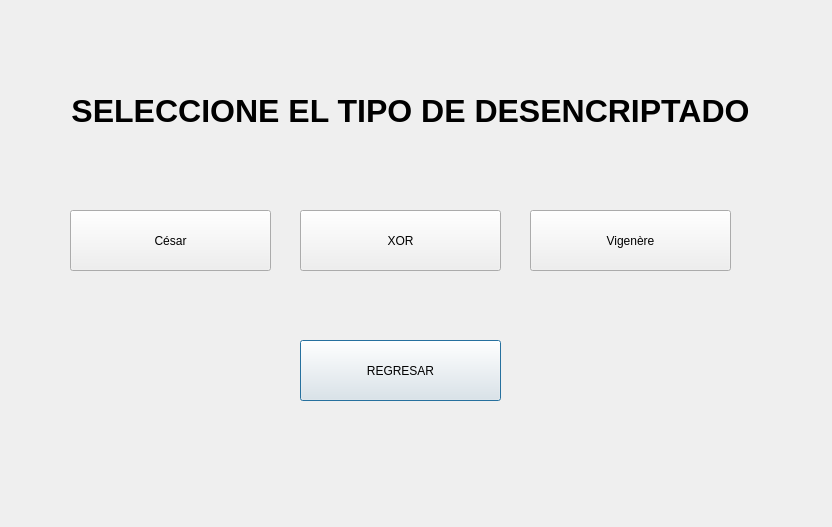
DJCC006/cipherApp, file cipherApp/frmchoosedesc.ui: the form before one commit.
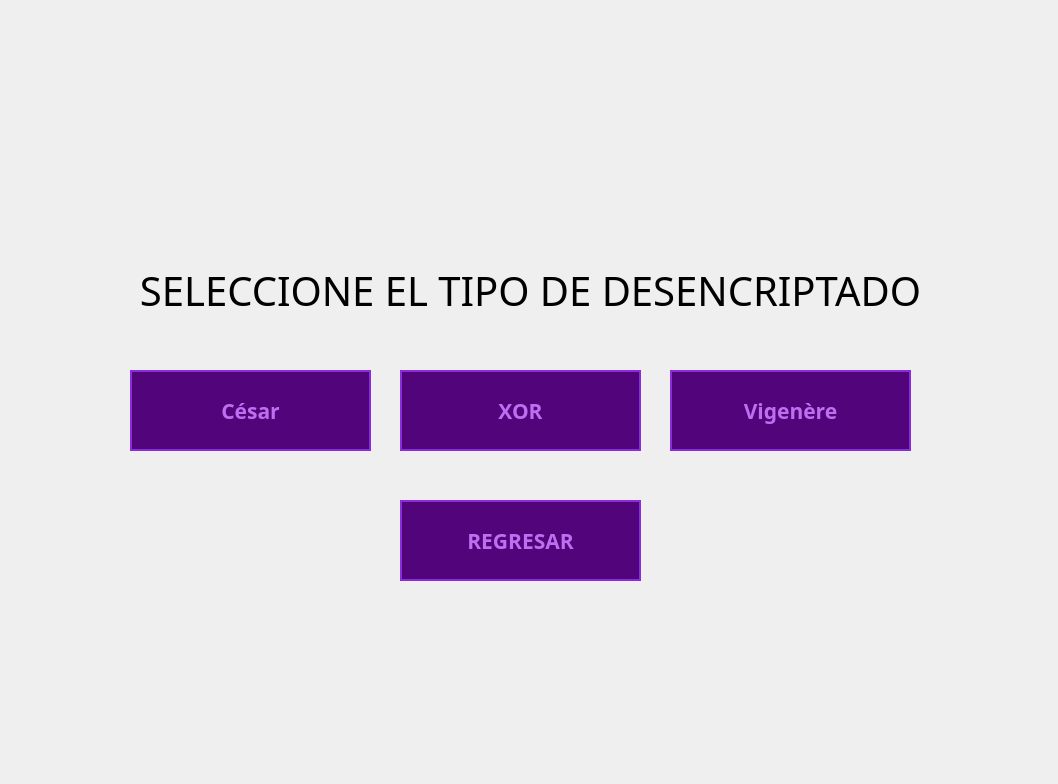
The form after the commit.

```diff
--- a/cipherApp/frmchoosedesc.ui
+++ b/cipherApp/frmchoosedesc.ui
@@ -6,26 +6,61 @@
    <rect>
     <x>0</x>
     <y>0</y>
-    <width>832</width>
-    <height>527</height>
+    <width>1058</width>
+    <height>784</height>
    </rect>
   </property>
   <property name="windowTitle">
    <string>Dialog</string>
   </property>
+  <property name="styleSheet">
+   <string notr="true">
+QPushButton {
+    background-color: #52057B;
+    color: #BC6FF1;            
+    border: 2px solid #892CDC; 
+    padding: 10px 20px;
+    font-family: VCR OSD Mono;
+    font-weight: bold;
+}
+
+QPushButton:hover {
+    background-color: #892CDC; 
+    color: #000000;            
+    border: 2px solid #BC6FF1; 
+}
+
+
+QPushButton:pressed {
+    background-color: #BC6FF1; 
+    color: #000000;
+    border: 2px solid #000000;
+    padding-left: 12px;        
+    padding-top: 12px;
+}
+
+
+
+
+QWidget#centralwidget, QWidget#Form {
+    background-color: #000000; 
+}
+</string>
+  </property>
   <widget class="QLabel" name="label">
    <property name="geometry">
     <rect>
-     <x>-30</x>
-     <y>80</y>
-     <width>881</width>
+     <x>0</x>
+     <y>260</y>
+     <width>1061</width>
      <height>61</height>
     </rect>
    </property>
    <property name="font">
     <font>
-     <pointsize>24</pointsize>
-     <bold>true</bold>
+     <family>VCR OSD Mono</family>
+     <pointsize>30</pointsize>
+     <bold>false</bold>
     </font>
    </property>
    <property name="text">
@@ -38,12 +73,19 @@
   <widget class="QPushButton" name="logoffBtt">
    <property name="geometry">
     <rect>
-     <x>300</x>
-     <y>340</y>
-     <width>201</width>
-     <height>61</height>
+     <x>400</x>
+     <y>500</y>
+     <width>241</width>
+     <height>81</height>
     </rect>
    </property>
+   <property name="font">
+    <font>
+     <family>VCR OSD Mono</family>
+     <pointsize>16</pointsize>
+     <bold>true</bold>
+    </font>
+   </property>
    <property name="text">
     <string>REGRESAR</string>
    </property>
@@ -51,12 +93,19 @@
   <widget class="QPushButton" name="xorbtt">
    <property name="geometry">
     <rect>
-     <x>300</x>
-     <y>210</y>
-     <width>201</width>
-     <height>61</height>
+     <x>400</x>
+     <y>370</y>
+     <width>241</width>
+     <height>81</height>
     </rect>
    </property>
+   <property name="font">
+    <font>
+     <family>VCR OSD Mono</family>
+     <pointsize>16</pointsize>
+     <bold>true</bold>
+    </font>
+   </property>
    <property name="text">
     <string>XOR</string>
    </property>
@@ -64,12 +113,19 @@
   <widget class="QPushButton" name="vigenerebtt">
    <property name="geometry">
     <rect>
-     <x>530</x>
-     <y>210</y>
-     <width>201</width>
-     <height>61</height>
+     <x>670</x>
+     <y>370</y>
+     <width>241</width>
+     <height>81</height>
     </rect>
    </property>
+   <property name="font">
+    <font>
+     <family>VCR OSD Mono</family>
+     <pointsize>16</pointsize>
+     <bold>true</bold>
+    </font>
+   </property>
    <property name="text">
     <string>Vigenère</string>
    </property>
@@ -77,12 +133,19 @@
   <widget class="QPushButton" name="cesarBtt">
    <property name="geometry">
     <rect>
-     <x>70</x>
-     <y>210</y>
-     <width>201</width>
-     <height>61</height>
+     <x>130</x>
+     <y>370</y>
+     <width>241</width>
+     <height>81</height>
     </rect>
    </property>
+   <property name="font">
+    <font>
+     <family>VCR OSD Mono</family>
+     <pointsize>16</pointsize>
+     <bold>true</bold>
+    </font>
+   </property>
    <property name="text">
     <string>César</string>
    </property>
```
